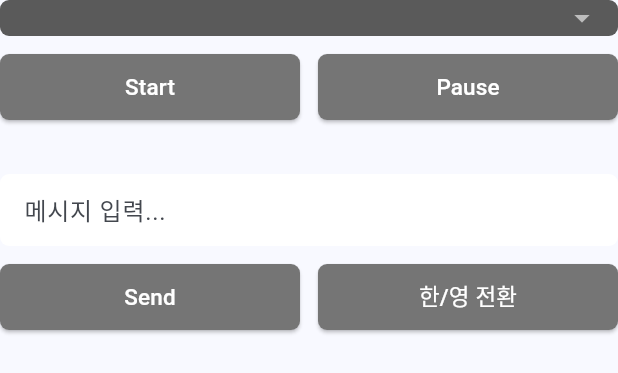
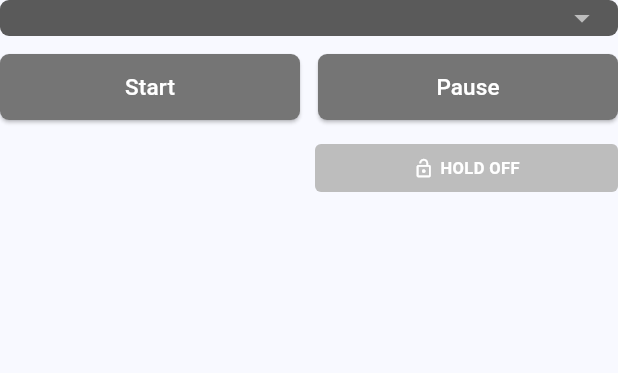
Before and after one commit to inho9899/weeing-app, a Flutter app: the LobbyControls widget shown alone on an empty page, opened directly with empty values, on a phone screen of 412 x 824 dp. Shown: the top 373 px of the screen. Run offline on Flutter 3.47's test engine with Material 3 defaults, Android fonts, the phone set to English and light mode, and no system bars; our stand-ins replace firebase_core, firebase_messaging, flutter_local_notifications, shared_preferences; missing offline and left inert: flutter_webrtc; accounts and stored records are empty; network calls fail.

Commit message:
[정인호][보완] LobbyScreen 상태 동기화 Hold 기능 추가 및 입력 UI MouseMode 이동

```diff
--- a/lib/widgets/controls.dart
+++ b/lib/widgets/controls.dart
@@ -8,9 +8,9 @@ class LobbyControls extends StatelessWidget {
   final VoidCallback onPause;
   final Widget cycle;
   final Widget startTime;
-  final TextEditingController commandController;
-  final VoidCallback onSend;
-  final VoidCallback onConvertMode;
+
+  final bool holdStartTime;
+  final ValueChanged<bool> onHoldToggle;
 
   const LobbyControls({
     super.key,
@@ -21,9 +21,9 @@ class LobbyControls extends StatelessWidget {
     required this.onPause,
     required this.cycle,
     required this.startTime,
-    required this.commandController,
-    required this.onSend,
-    required this.onConvertMode,
+
+    required this.holdStartTime,
+    required this.onHoldToggle,
   });
 
   @override
@@ -75,44 +75,46 @@ class LobbyControls extends StatelessWidget {
           children: [
             Expanded(child: cycle),
             const SizedBox(width: 8),
-            Expanded(child: startTime),
-          ],
-        ),
-        const SizedBox(height: 20),
-        TextField(
-          controller: commandController,
-          decoration: InputDecoration(
-            filled: true,
-            fillColor: Colors.white,
-            hintText: '메시지 입력...',
-            border: OutlineInputBorder(
-              borderRadius: BorderRadius.circular(6),
-              borderSide: BorderSide.none,
-            ),
-            contentPadding: const EdgeInsets.symmetric(
-              horizontal: 12,
-              vertical: 10,
-            ),
-          ),
-        ),
-        const SizedBox(height: 12),
-        Row(
-          children: [
             Expanded(
-              child: _greyButton(
-                label: 'Send',
-                onTap: onSend,
-              ),
-            ),
-            const SizedBox(width: 12),
-            Expanded(
-              child: _greyButton(
-                label: '한/영 전환',
-                onTap: onConvertMode,
+              child: Column(
+                children: [
+                  GestureDetector(
+                    onTap: () => onHoldToggle(!holdStartTime),
+                    child: Container(
+                      height: 32,
+                      decoration: BoxDecoration(
+                        color: holdStartTime ? Colors.orange : Colors.grey[400],
+                        borderRadius: BorderRadius.circular(4),
+                      ),
+                      child: Row(
+                        mainAxisAlignment: MainAxisAlignment.center,
+                        children: [
+                          Icon(
+                            holdStartTime ? Icons.lock_outline : Icons.lock_open,
+                            size: 14,
+                            color: Colors.white,
+                          ),
+                          const SizedBox(width: 4),
+                          Text(
+                            holdStartTime ? 'HOLD ON' : 'HOLD OFF',
+                            style: const TextStyle(
+                              color: Colors.white,
+                              fontSize: 11,
+                              fontWeight: FontWeight.bold,
+                            ),
+                          ),
+                        ],
+                      ),
+                    ),
+                  ),
+                  const SizedBox(height: 4),
+                  startTime,
+                ],
               ),
             ),
           ],
         ),
+
       ],
     );
   }
```
Also changed, not shown: lib/lobby_screen.dart (+11 -5 lines), lib/mouse_mode.dart (+81 -0 lines).
